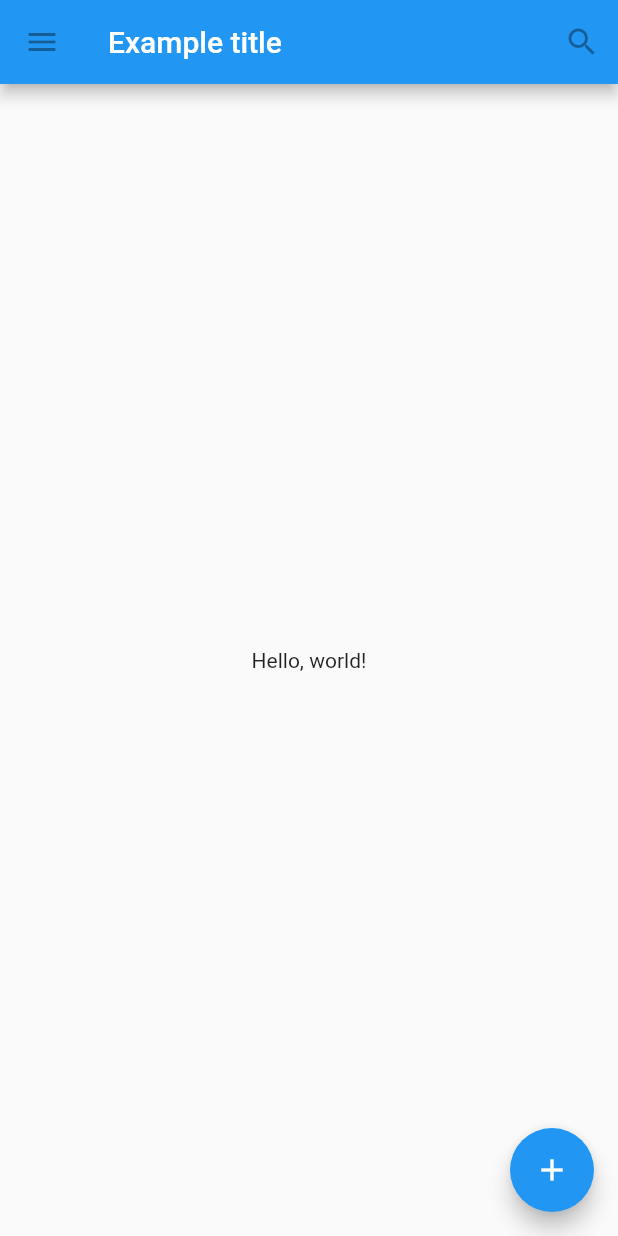
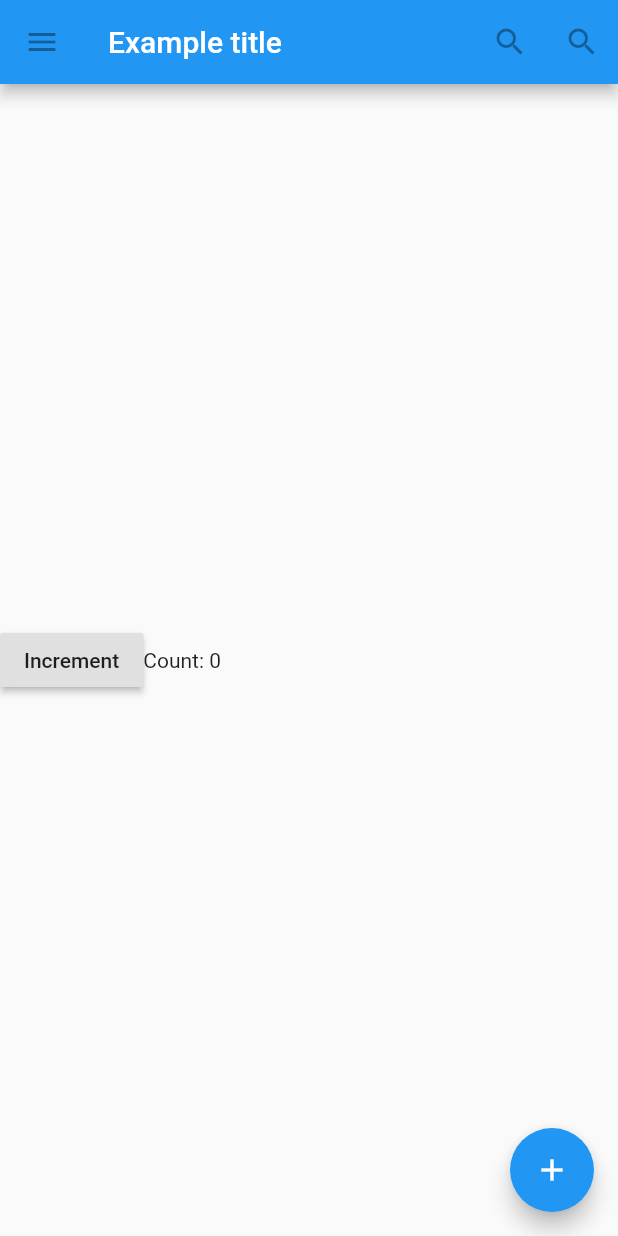
Before and after one commit to caijw/flutter_demo, a Flutter app: the screen it shows after launch, on a phone screen of 412 x 824 dp. Run offline on Flutter 3.47's test engine with Material 2 defaults, Android fonts, the phone set to English and light mode, and no system bars.

Commit message:
feat: update

```diff
--- a/app1/lib/main.dart
+++ b/app1/lib/main.dart
@@ -25,11 +25,16 @@ class TutorialHome extends StatelessWidget {
             tooltip: 'Search',
             onPressed: null,
           ),
+          IconButton(
+            icon: Icon(Icons.search),
+            tooltip: 'Search',
+            onPressed: null,
+          ),
         ],
       ),
       // body is the majority of the screen.
       body: Center(
-        child: Text('Hello, world!'),
+        child: Counter(),
       ),
       floatingActionButton: FloatingActionButton(
         tooltip: 'Add', // used by assistive technologies
@@ -39,3 +44,74 @@ class TutorialHome extends StatelessWidget {
     );
   }
 }
+
+class MyButton extends StatelessWidget {
+  @override
+  Widget build(BuildContext context) {
+    return GestureDetector(
+      onTap: () {
+        print('MyButton was tapped!');
+      },
+      child: Container(
+        height: 36.0,
+        padding: const EdgeInsets.all(8.0),
+        margin: const EdgeInsets.symmetric(horizontal: 8.0),
+        decoration: BoxDecoration(
+          borderRadius: BorderRadius.circular(5.0),
+          color: Colors.lightGreen[500],
+        ),
+        child: Center(
+          child: Text('Engage'),
+        ),
+      ),
+    );
+  }
+}
+
+class CounterDisplay extends StatelessWidget {
+  CounterDisplay({this.count});
+
+  final int count;
+
+  @override
+  Widget build(BuildContext context) {
+    return Text('Count: $count');
+  }
+}
+
+class CounterIncrementor extends StatelessWidget {
+  CounterIncrementor({this.onPressed});
+
+  final VoidCallback onPressed;
+
+  @override
+  Widget build(BuildContext context) {
+    return RaisedButton(
+      onPressed: onPressed,
+      child: Text('Increment'),
+    );
+  }
+}
+
+class Counter extends StatefulWidget {
+  @override
+  _CounterState createState() => _CounterState();
+}
+
+class _CounterState extends State<Counter> {
+  int _counter = 0;
+
+  void _increment() {
+    setState(() {
+      ++_counter;
+    });
+  }
+
+  @override
+  Widget build(BuildContext context) {
+    return Row(children: <Widget>[
+      CounterIncrementor(onPressed: _increment),
+      CounterDisplay(count: _counter),
+    ]);
+  }
+}
```
Also changed, not shown: app2/lib/main.dart (added, +112 -0 lines), app2/pubspec.yaml (added, +72 -0 lines), app2/pubspec.lock (added), 60 other files.
